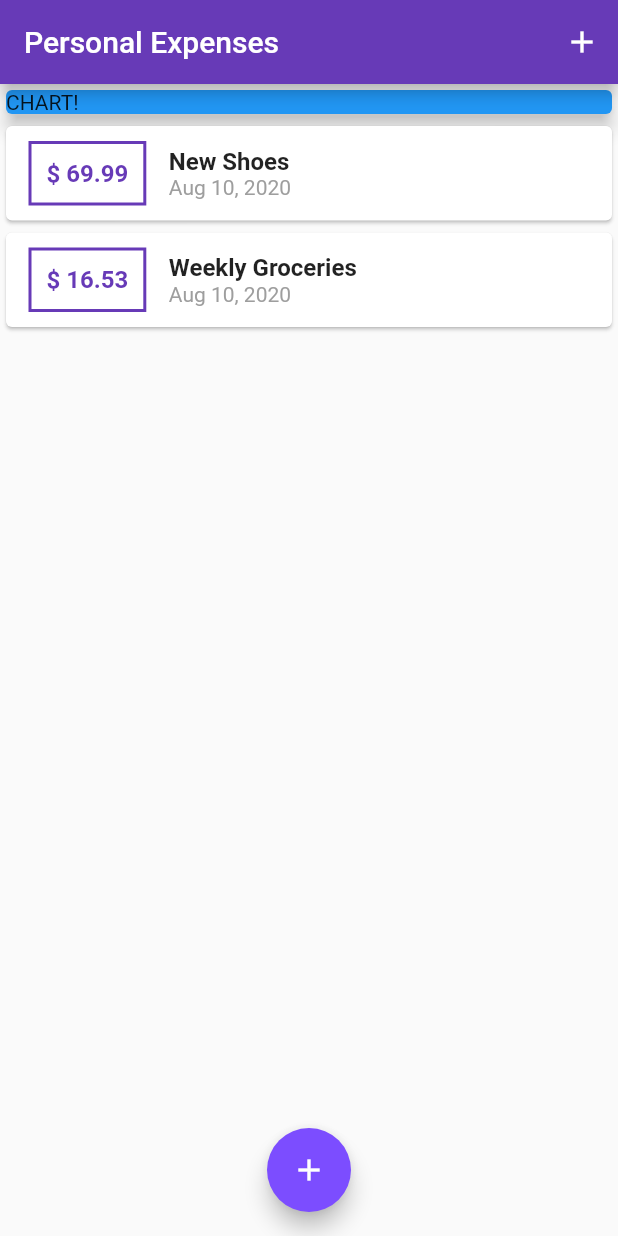
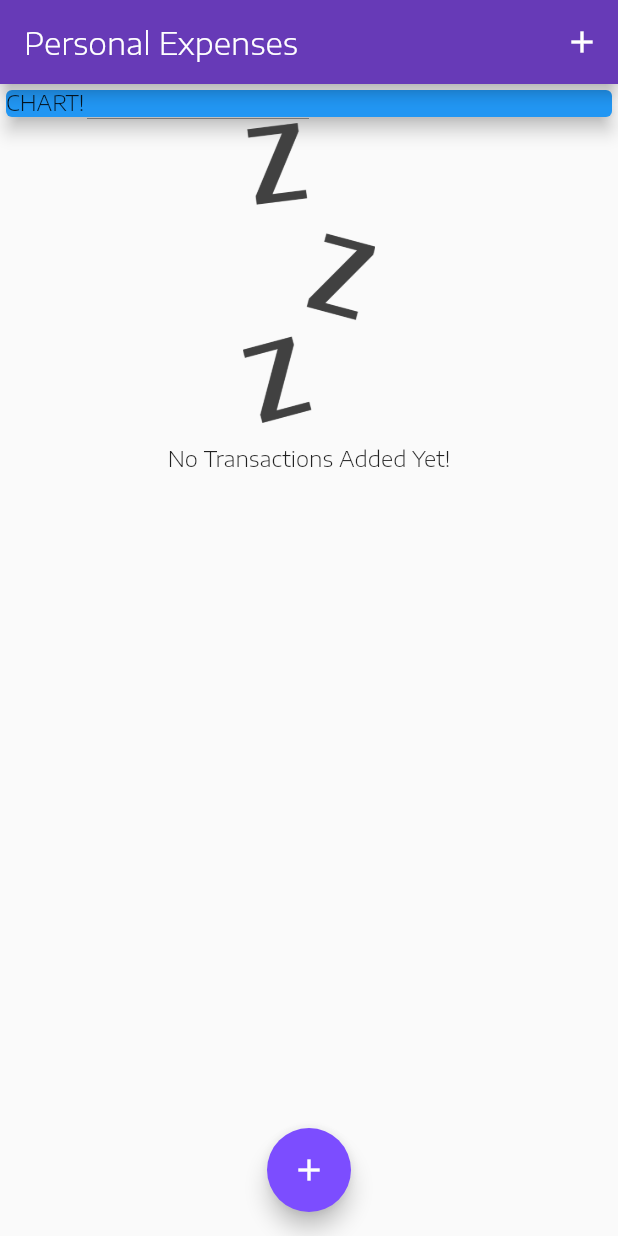
Before and after one commit to Alabhya268/Personal-Expenses, a Flutter app: the screen it shows after launch, on a phone screen of 412 x 824 dp. Run offline on Flutter 3.47's test engine with Material 2 defaults, Android fonts, the phone set to English and light mode, and no system bars.

Commit message:
Added Styling , Fonts and Themes

```diff
--- a/personal_expenses/lib/main.dart
+++ b/personal_expenses/lib/main.dart
@@ -17,6 +17,7 @@ class MyApp extends StatelessWidget {
       title: 'Personal Expenses',
       home: MyHomePage(),
       theme: ThemeData(
+        fontFamily: 'EncodeSansExpanded',
         primarySwatch: Colors.deepPurple,
         accentColor: Colors.deepPurpleAccent
       ),
@@ -36,18 +37,18 @@ class MyHomePage extends StatefulWidget {
 
 class _MyHomePageState extends State<MyHomePage> {
   final List<Transaction> _userTransactions = [
-    Transaction(
-      id: 't1',
-      title: 'New Shoes',
-      amount: 69.99,
-      date: DateTime.now(),
-    ),
-    Transaction(
-      id: 't2',
-      title: 'Weekly Groceries',
-      amount: 16.53,
-      date: DateTime.now(),
-    ),
+    // Transaction(
+    //   id: 't1',
+    //   title: 'New Shoes',
+    //   amount: 69.99,
+    //   date: DateTime.now(),
+    // ),
+    // Transaction(
+    //   id: 't2',
+    //   title: 'Weekly Groceries',
+    //   amount: 16.53,
+    //   date: DateTime.now(),
+    // ),
   ];
 
   void _addNewTransaction(String txTitle, double txAmount) {
--- /dev/null
+++ b/personal_expenses/lib/widgets/chart.dart
@@ -0,0 +1,8 @@
+import 'package:flutter/material.dart';
+
+class Chart extends StatelessWidget {
+  @override
+  Widget build(BuildContext context) {
+    return Card(elevation: 6,margin: EdgeInsets.all(20),child: Row(),);
+  }
+}
--- a/personal_expenses/lib/widgets/transaction_list.dart
+++ b/personal_expenses/lib/widgets/transaction_list.dart
@@ -11,7 +11,25 @@ class TransactionList extends StatelessWidget {
   Widget build(BuildContext context) {
     return Container(
       height: 300,
-      child: ListView.builder(
+      child: transaction.isEmpty
+          ? Column(
+              children: [
+                Container(
+                  child: Image.asset(
+                    'assets/images/waiting.png',
+                    fit: BoxFit.cover,
+                  ),
+                  height: 200,
+                ),
+                SizedBox(
+                  height: 15,
+                ),
+                Text(
+                  'No Transactions Added Yet!',
+                ),
+              ],
+            )
+          : ListView.builder(
               itemBuilder: (ctx, index) {
                 return Card(
                   child: Row(
@@ -24,7 +42,8 @@ class TransactionList extends StatelessWidget {
                               fontWeight: FontWeight.bold,
                               fontSize: 16),
                         ),
-                  margin: EdgeInsets.symmetric(vertical: 10, horizontal: 15),
+                        margin:
+                            EdgeInsets.symmetric(vertical: 10, horizontal: 15),
                         decoration: BoxDecoration(
                             border: Border.all(
                           color: Theme.of(context).primaryColor,
@@ -38,8 +57,8 @@ class TransactionList extends StatelessWidget {
                         children: [
                           Text(
                             transaction[index].title,
-                      style:
-                          TextStyle(fontWeight: FontWeight.bold, fontSize: 16),
+                            style: TextStyle(
+                                fontWeight: FontWeight.bold, fontSize: 16),
                           ),
                           Text(
                             DateFormat.yMMMd().format(transaction[index].date),
```
Also changed, not shown: personal_expenses/pubspec.yaml (+15 -9 lines), personal_expenses/assets/fonts/EncodeSansExpanded-Black.ttf (added), personal_expenses/assets/fonts/EncodeSansExpanded-Bold.ttf (added), personal_expenses/assets/fonts/EncodeSansExpanded-ExtraBold.ttf (added), personal_expenses/assets/fonts/EncodeSansExpanded-ExtraLight.ttf (added), personal_expenses/assets/fonts/EncodeSansExpanded-Light.ttf (added), personal_expenses/assets/fonts/EncodeSansExpanded-Medium.ttf (added), personal_expenses/assets/fonts/EncodeSansExpanded-Regular.ttf (added), personal_expenses/assets/fonts/EncodeSansExpanded-SemiBold.ttf (added), personal_expenses/assets/fonts/EncodeSansExpanded-Thin.ttf (added), personal_expenses/assets/images/waiting.png (added). Lines whose indentation alone changed are shown as unchanged.
